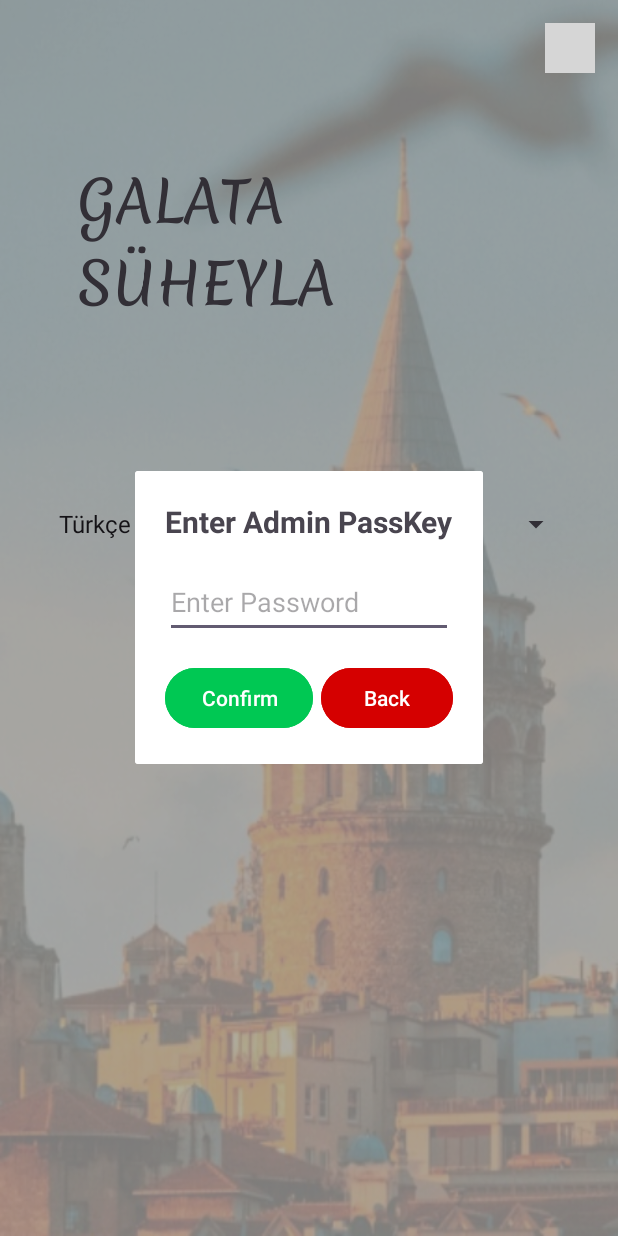
After one commit to melikYalcinkaya/Menu_FineDining, an Android app: the fragment PasswordConfirmFragment placed in its activity, on a phone screen of 412 x 824 dp. The commit adds this screen. Run offline under Robolectric (Android 15) with nearby library versions, the phone set to English and light mode, and no system bars; grey boxes are pictures that could not be loaded.

Commit message:
emulator error fix, Admin navigator icon with backend logic, WORKING.

```diff
--- a/app/src/main/java/melik/yalcinkaya/menu_finedining/EntranceActivity.java
+++ b/app/src/main/java/melik/yalcinkaya/menu_finedining/EntranceActivity.java
@@ -6,48 +6,47 @@ import android.os.Bundle;
 import android.view.View;
 import android.widget.AdapterView;
 import android.widget.ArrayAdapter;
+import android.widget.ImageView;
 import android.widget.Spinner;
-
 import androidx.appcompat.app.AppCompatActivity;
+import melik.yalcinkaya.menu_finedining.StartPage.PasswordConfirmFragment;
 
 public class EntranceActivity extends AppCompatActivity {
-
     Spinner spinner_languages;
-    String languages [] = new String[]{"Türkçe", "English", "Arabic"};
+    String languages[] = new String[]{"Türkçe", "English", "Arabic"};
     Context context = this;
     ArrayAdapter<String> languages_adapter;
+    ImageView imageView; // don't initialize here!
 
     @Override
     protected void onCreate(Bundle savedInstanceState) {
         super.onCreate(savedInstanceState);
-        setContentView(R.layout.acitivity_entrance); // entrance_layout.xml'i bağlama
-        spinner_languages = findViewById(R.id.spinner); // spinner_id'sini tanımlama
-        languages_adapter = new ArrayAdapter<String>(context, android.R.layout.simple_spinner_dropdown_item, languages);
+        setContentView(R.layout.acitivity_entrance); // correct spelling? acitivity_entrance?
+
+        spinner_languages = findViewById(R.id.spinner);
+        imageView = findViewById(R.id.imageView3); // moved inside onCreate after setContentView
+
+        languages_adapter = new ArrayAdapter<>(context, android.R.layout.simple_spinner_dropdown_item, languages);
         spinner_languages.setAdapter(languages_adapter);
 
-        //spinner_languages.setSelection(1);
-
-
-
-        // Seçim dinleyicisini ekleyelim
         spinner_languages.setOnItemSelectedListener(new AdapterView.OnItemSelectedListener() {
             @Override
             public void onItemSelected(AdapterView<?> parentView, View selectedItemView, int position, long id) {
                 String selectedLanguage = languages[position];
 
                 if (selectedLanguage.equals("English")) {
-                    // English seçildiğinde MainActivity'ye geç
                     Intent intent = new Intent(EntranceActivity.this, MainActivity.class);
                     startActivity(intent);
                 }
             }
 
             @Override
-            public void onNothingSelected(AdapterView<?> parentView) {
-                // Seçim yapılmadığında hiçbir şey yapma
-            }
+            public void onNothingSelected(AdapterView<?> parentView) {}
         });
 
-
+        imageView.setOnClickListener(v -> {
+            PasswordConfirmFragment passwordDialog = new PasswordConfirmFragment();
+            passwordDialog.show(getSupportFragmentManager(), "password_dialog");
+        });
     }
 }
--- /dev/null
+++ b/app/src/main/java/melik/yalcinkaya/menu_finedining/StartPage/PasswordConfirmFragment.java
@@ -0,0 +1,46 @@
+package melik.yalcinkaya.menu_finedining.StartPage;
+
+import android.os.Bundle;
+import android.view.LayoutInflater;
+import android.view.View;
+import android.view.ViewGroup;
+import android.widget.Button;
+import android.widget.EditText;
+import android.widget.Toast;
+import melik.yalcinkaya.menu_finedining.R;
+import androidx.annotation.NonNull;
+import androidx.annotation.Nullable;
+import androidx.fragment.app.DialogFragment;
+
+public class PasswordConfirmFragment extends DialogFragment {
+
+    private EditText passwordInput;
+    private Button confirmButton, backButton;
+
+    @Nullable
+    @Override
+    public View onCreateView(@NonNull LayoutInflater inflater, @Nullable ViewGroup container, @Nullable Bundle savedInstanceState) {
+        View view = inflater.inflate(R.layout.fragment_password_confirm, container, false);
+
+        passwordInput = view.findViewById(R.id.password_input);
+        confirmButton = view.findViewById(R.id.confirm_button);
+        backButton = view.findViewById(R.id.back_button);
+
+        confirmButton.setOnClickListener(v -> {
+            String enteredPassword = passwordInput.getText().toString();
+
+            // Example password
+            if ("1234".equals(enteredPassword)) {
+                Toast.makeText(getActivity(), "Access granted!", Toast.LENGTH_SHORT).show();
+                dismiss();
+                // TODO: Navigate to Manager Page here
+            } else {
+                Toast.makeText(getActivity(), "Wrong password!", Toast.LENGTH_SHORT).show();
+            }
+        });
+
+        backButton.setOnClickListener(v -> dismiss());
+
+        return view;
+    }
+}
--- a/app/src/main/java/melik/yalcinkaya/menu_finedining/home/MenuAdapter.java
+++ b/app/src/main/java/melik/yalcinkaya/menu_finedining/home/MenuAdapter.java
@@ -7,7 +7,6 @@ import android.widget.TextView;
 import androidx.annotation.NonNull;
 import androidx.recyclerview.widget.RecyclerView;
 import java.util.List;
-
 import melik.yalcinkaya.menu_finedining.MenuItem;
 
 public class MenuAdapter extends RecyclerView.Adapter<MenuAdapter.MenuViewHolder> {
--- /dev/null
+++ b/app/src/main/res/drawable/supervisor_account.xml
@@ -0,0 +1,5 @@
+<vector xmlns:android="http://schemas.android.com/apk/res/android" android:height="24dp" android:tint="#000000" android:viewportHeight="960" android:viewportWidth="960" android:width="24dp">
+
+    <path android:fillColor="@android:color/white" android:pathData="M680,600Q638,600 609,571Q580,542 580,500Q580,458 609,429Q638,400 680,400Q722,400 751,429Q780,458 780,500Q780,542 751,571Q722,600 680,600ZM480,800L480,744Q480,720 492.5,699.5Q505,679 528,670Q564,655 602.5,647.5Q641,640 680,640Q719,640 757.5,647.5Q796,655 832,670Q855,679 867.5,699.5Q880,720 880,744L880,800L480,800ZM400,480Q334,480 287,433Q240,386 240,320Q240,254 287,207Q334,160 400,160Q466,160 513,207Q560,254 560,320Q560,386 513,433Q466,480 400,480ZM400,320Q400,320 400,320Q400,320 400,320Q400,320 400,320Q400,320 400,320Q400,320 400,320Q400,320 400,320Q400,320 400,320Q400,320 400,320ZM80,800L80,688Q80,654 97,625.5Q114,597 144,582Q204,552 268.5,536Q333,520 400,520Q435,520 470,526Q505,532 540,540Q523,557 506,574Q489,591 472,608Q454,603 436,601.5Q418,600 400,600Q342,600 286.5,614Q231,628 180,654Q170,659 165,668Q160,677 160,688L160,720L400,720L400,800L80,800ZM400,720Q400,720 400,720Q400,720 400,720Q400,720 400,720Q400,720 400,720L400,720L400,720Q400,720 400,720Q400,720 400,720Q400,720 400,720Q400,720 400,720ZM400,400Q433,400 456.5,376.5Q480,353 480,320Q480,287 456.5,263.5Q433,240 400,240Q367,240 343.5,263.5Q320,287 320,320Q320,353 343.5,376.5Q367,400 400,400Z"/>
+
+</vector>
--- a/app/src/main/res/layout/acitivity_entrance.xml
+++ b/app/src/main/res/layout/acitivity_entrance.xml
@@ -1,11 +1,9 @@
 <?xml version="1.0" encoding="utf-8"?>
 <androidx.constraintlayout.widget.ConstraintLayout xmlns:android="http://schemas.android.com/apk/res/android"
     xmlns:app="http://schemas.android.com/apk/res-auto"
-    xmlns:tools="http://schemas.android.com/tools"
     android:layout_width="match_parent"
     android:layout_height="match_parent"
     android:background="@drawable/seffaf9">
-
 
     <TextView
         android:id="@+id/textView4"
@@ -24,7 +22,7 @@
     <Spinner
         android:id="@+id/spinner"
         android:layout_width="350dp"
-        android:layout_height="38dp"
+        android:layout_height="48dp"
         android:layout_marginStart="50dp"
         android:layout_marginTop="88dp"
         android:layout_marginEnd="60dp"
@@ -33,6 +31,14 @@
         app:layout_constraintStart_toStartOf="@+id/textView4"
         app:layout_constraintTop_toBottomOf="@+id/textView4" />
 
+    <ImageView
+        android:id="@+id/imageView3"
+        android:layout_width="33dp"
+        android:layout_height="33dp"
+        android:layout_marginTop="15dp"
+        android:layout_marginEnd="15dp"
+        app:layout_constraintEnd_toEndOf="parent"
+        app:layout_constraintTop_toTopOf="parent"
+        app:srcCompat="@drawable/option_icon" />
 
-    <!-- Dil Seçimi Spinner -->
 </androidx.constraintlayout.widget.ConstraintLayout>
--- /dev/null
+++ b/app/src/main/res/layout/fragment_password_confirm.xml
@@ -0,0 +1,53 @@
+<?xml version="1.0" encoding="utf-8"?>
+<androidx.constraintlayout.widget.ConstraintLayout
+    xmlns:android="http://schemas.android.com/apk/res/android"
+    xmlns:app="http://schemas.android.com/apk/res-auto"
+    android:layout_width="wrap_content"
+    android:layout_height="wrap_content"
+    android:background="@color/white"
+    android:padding="20dp">
+
+    <TextView
+        android:id="@+id/password_title"
+        android:layout_width="wrap_content"
+        android:layout_height="wrap_content"
+        android:text="Enter Admin PassKey"
+        android:textSize="20sp"
+        android:textStyle="bold"
+        app:layout_constraintTop_toTopOf="parent"
+        app:layout_constraintStart_toStartOf="parent"
+        app:layout_constraintEnd_toEndOf="parent"/>
+
+    <EditText
+        android:id="@+id/password_input"
+        android:layout_width="0dp"
+        android:layout_height="wrap_content"
+        android:layout_marginTop="16dp"
+        android:hint="Enter Password"
+        android:inputType="textPassword"
+        android:minHeight="48dp"
+        app:layout_constraintEnd_toEndOf="parent"
+        app:layout_constraintStart_toStartOf="parent"
+        app:layout_constraintTop_toBottomOf="@id/password_title" />
+    <Button
+        android:id="@+id/back_button"
+        android:layout_width="0dp"
+        android:layout_height="wrap_content"
+        android:text="Back"
+        android:backgroundTint="#D50000"
+        app:layout_constraintTop_toBottomOf="@id/password_input"
+        app:layout_constraintEnd_toEndOf="parent"
+        android:layout_marginTop="16dp"/>
+    <Button
+        android:id="@+id/confirm_button"
+        android:layout_width="0dp"
+        android:layout_height="wrap_content"
+        android:text="Confirm"
+        android:backgroundTint="#00C853"
+        app:layout_constraintTop_toBottomOf="@id/password_input"
+        app:layout_constraintStart_toStartOf="parent"
+        android:layout_marginTop="16dp"/>
+
+
+
+</androidx.constraintlayout.widget.ConstraintLayout>
```
Also changed, not shown: app/src/main/java/melik/yalcinkaya/menu_finedining/MainActivity.java (+0 -21 lines), app/src/main/res/layout/activity_main.xml (+14 -14 lines), app/src/main/res/layout/fragment_dishes.xml (+5 -4 lines), 1 other file.
